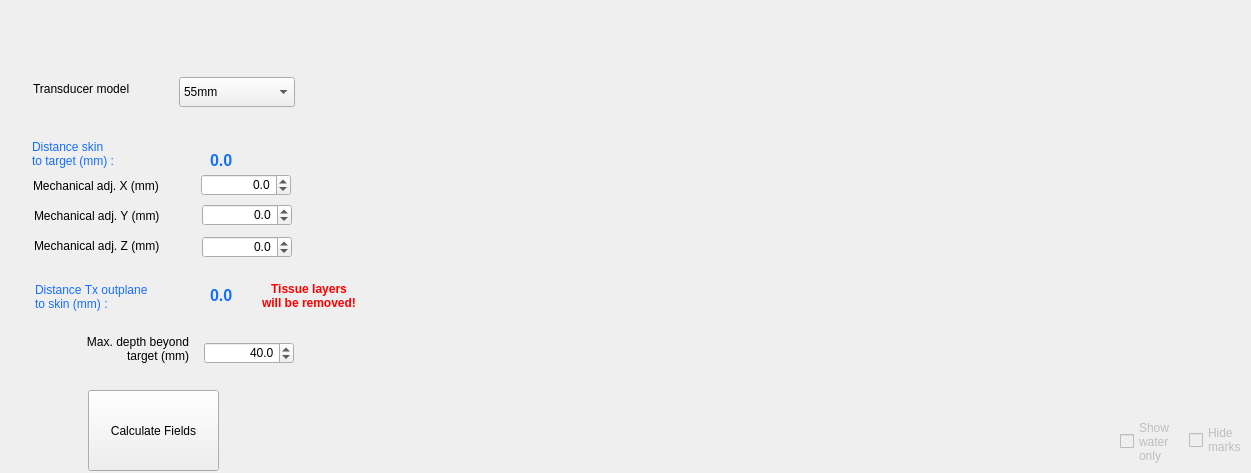
First picture: the form in BabelBrain/Babel_SingleTx/formBx.ui, repository ProteusMRIgHIFU/BabelBrain, before the edit.
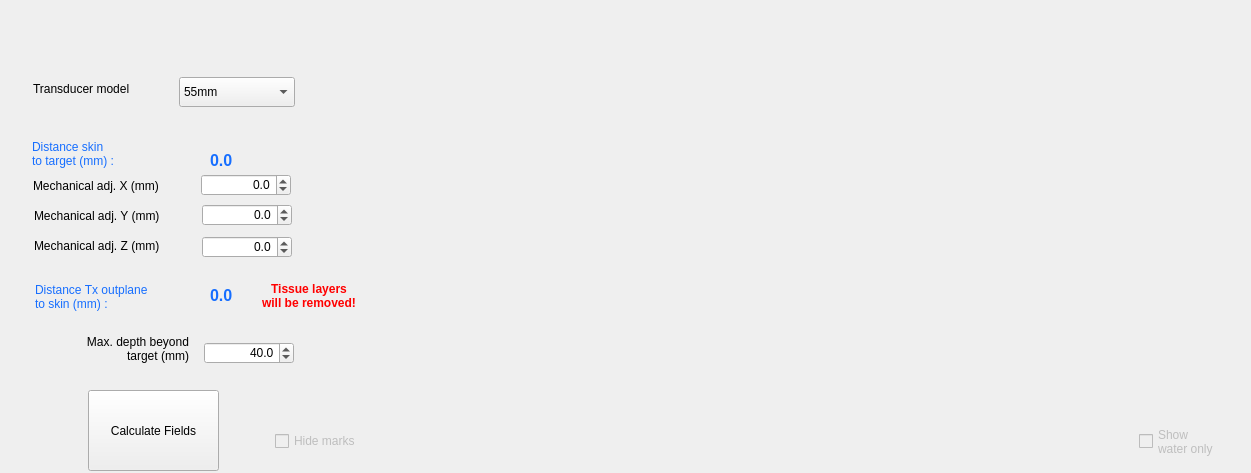
Second picture: the form after the edit.

The edit to the form file:
```diff
--- a/BabelBrain/Babel_SingleTx/formBx.ui
+++ b/BabelBrain/Babel_SingleTx/formBx.ui
@@ -374,7 +374,7 @@
     <rect>
      <x>405</x>
      <y>410</y>
-     <width>710</width>
+     <width>720</width>
      <height>61</height>
     </rect>
    </property>
@@ -385,16 +385,15 @@
    </property>
    <property name="geometry">
     <rect>
-     <x>1120</x>
+     <x>1139</x>
      <y>416</y>
-     <width>71</width>
+     <width>104</width>
      <height>51</height>
     </rect>
    </property>
    <property name="text">
     <string>Show
-water
-only</string>
+water only</string>
    </property>
   </widget>
   <widget class="QCheckBox" name="HideMarkscheckBox">
@@ -403,15 +402,14 @@
    </property>
    <property name="geometry">
     <rect>
-     <x>1189</x>
-     <y>426</y>
-     <width>69</width>
+     <x>275</x>
+     <y>427</y>
+     <width>90</width>
      <height>28</height>
     </rect>
    </property>
    <property name="text">
-    <string>Hide
-marks</string>
+    <string>Hide marks</string>
    </property>
   </widget>
  </widget>
```
